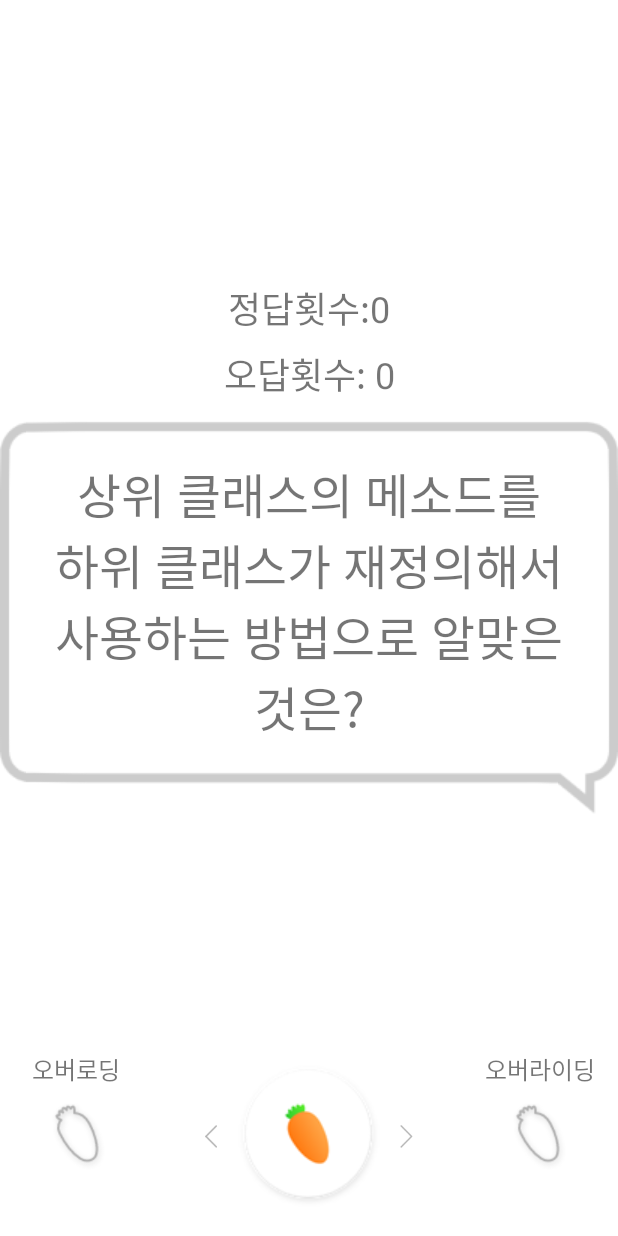
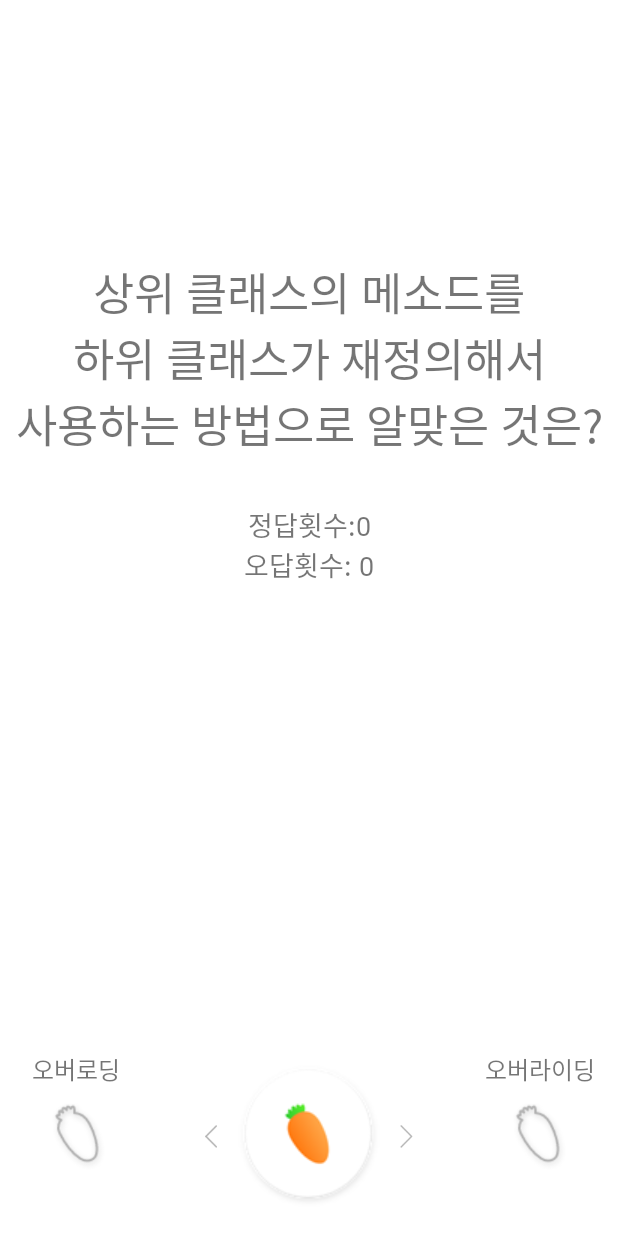
Before and after one commit to Sookhee/whip-carrot-quizlocker, an Android app: the QuizLockerActivity screen opened directly, with no data from a screen before it, on a phone screen of 412 x 824 dp. Run offline under Robolectric (Android 15) with nearby library versions, the phone set to English and light mode, and no system bars; 1 statement that could not run was skipped.

```diff
--- a/app/src/main/java/kr/hs/emirim/shookhee/quizlocker/QuizLockerActivity.kt
+++ b/app/src/main/java/kr/hs/emirim/shookhee/quizlocker/QuizLockerActivity.kt
@@ -14,6 +14,7 @@ import android.os.Bundle
 import android.os.VibrationEffect
 import android.os.Vibrator
 import android.util.Log
+import android.view.View
 import android.view.WindowManager
 import android.widget.SeekBar
 import android.widget.Toast
@@ -89,6 +90,7 @@ class QuizLockerActivity : AppCompatActivity() {
 //                        rightImageView.setImageResource(R.drawable.padlock)
 //                    }
 //                }
+
             }
 
             override fun onStartTrackingTouch(seekBar: SeekBar?) {
--- a/app/src/main/res/layout/activity_quiz_locker.xml
+++ b/app/src/main/res/layout/activity_quiz_locker.xml
@@ -12,13 +12,15 @@
             android:layout_width="wrap_content"
             android:layout_height="wrap_content"
             android:layout_marginStart="8dp"
+            android:layout_marginTop="32dp"
             android:layout_marginEnd="8dp"
-            android:layout_marginBottom="8dp"
+            android:fontFamily="@font/notosanscjkkr_regular"
+            android:includeFontPadding="false"
             android:text="정답횟수 1"
-            android:textSize="24sp"
-            app:layout_constraintBottom_toTopOf="@+id/wrongCountLabel"
+            android:textSize="18sp"
             app:layout_constraintEnd_toEndOf="parent"
-            app:layout_constraintStart_toStartOf="parent" />
+            app:layout_constraintStart_toStartOf="parent"
+            app:layout_constraintTop_toBottomOf="@+id/quizLabel" />
 
     <TextView
             android:id="@+id/wrongCountLabel"
@@ -26,33 +28,33 @@
             android:layout_height="wrap_content"
             android:layout_marginStart="8dp"
             android:layout_marginEnd="8dp"
-            android:layout_marginBottom="8dp"
+            android:fontFamily="@font/notosanscjkkr_regular"
+            android:includeFontPadding="false"
             android:text="오답횟수 3"
-            android:textSize="24sp"
-            app:layout_constraintBottom_toTopOf="@+id/quizLabel"
+            android:textSize="18sp"
             app:layout_constraintEnd_toEndOf="parent"
-            app:layout_constraintStart_toStartOf="parent" />
+            app:layout_constraintStart_toStartOf="parent"
+            app:layout_constraintTop_toBottomOf="@+id/correctCountLabel" />
 
     <TextView
             android:id="@+id/quizLabel"
             android:layout_width="wrap_content"
             android:layout_height="wrap_content"
-            android:layout_marginStart="8dp"
-            android:layout_marginTop="8dp"
-            android:layout_marginEnd="8dp"
-            android:layout_marginBottom="8dp"
-            android:background="@drawable/sbubble"
+            android:layout_marginStart="32dp"
+            android:layout_marginEnd="32dp"
+            android:fontFamily="@font/notosanscjkkr_medium"
             android:gravity="center|center_horizontal"
+            android:includeFontPadding="false"
             android:text="포르투갈의\n수도는?"
-            android:textSize="32sp"
-            app:layout_constraintBottom_toBottomOf="parent"
+            android:textSize="30sp"
+            app:layout_constraintBottom_toTopOf="@+id/seekBar"
             app:layout_constraintEnd_toEndOf="parent"
             app:layout_constraintStart_toStartOf="parent"
             app:layout_constraintTop_toTopOf="parent"
-            app:layout_constraintVertical_bias="0.499" />
+            app:layout_constraintVertical_bias="0.3" />
 
     <ImageView
-            android:id="@+id/imageView18"
+            android:id="@+id/leftDirectionImageView"
             android:layout_width="wrap_content"
             android:layout_height="15dp"
             android:layout_marginEnd="56dp"
@@ -62,7 +64,7 @@
             app:srcCompat="@drawable/icon_gray_left" />
 
     <ImageView
-            android:id="@+id/imageView19"
+            android:id="@+id/rightDirectionImageView"
             android:layout_width="wrap_content"
             android:layout_height="15dp"
             android:layout_marginStart="56dp"
@@ -79,6 +81,7 @@
             android:layout_marginEnd="8dp"
             android:layout_marginBottom="8dp"
             android:fontFamily="@font/notosanscjkkr_regular"
+            android:includeFontPadding="false"
             android:text="서울"
             android:textSize="16sp"
             app:layout_constraintBottom_toTopOf="@+id/leftImageView"
@@ -94,6 +97,7 @@
             android:layout_marginEnd="8dp"
             android:layout_marginBottom="8dp"
             android:fontFamily="@font/notosanscjkkr_regular"
+            android:includeFontPadding="false"
             android:text="리스본"
             android:textSize="16sp"
             app:layout_constraintBottom_toTopOf="@+id/rightImageView"
```
Also changed, not shown: app/src/main/res/drawable/icon_cancel.png.
